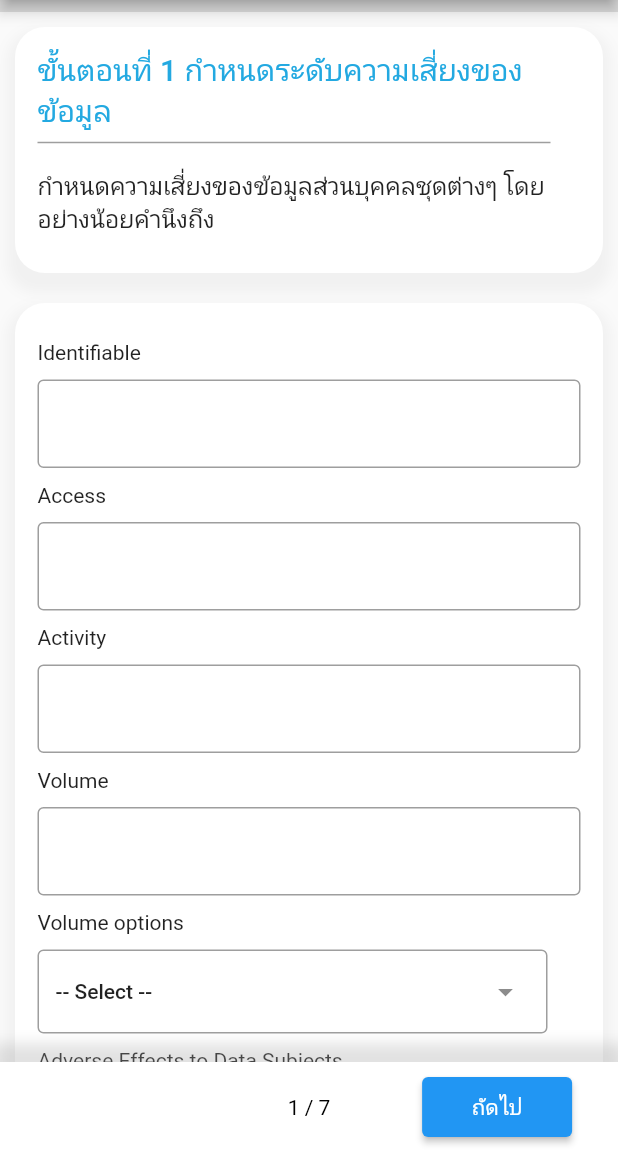
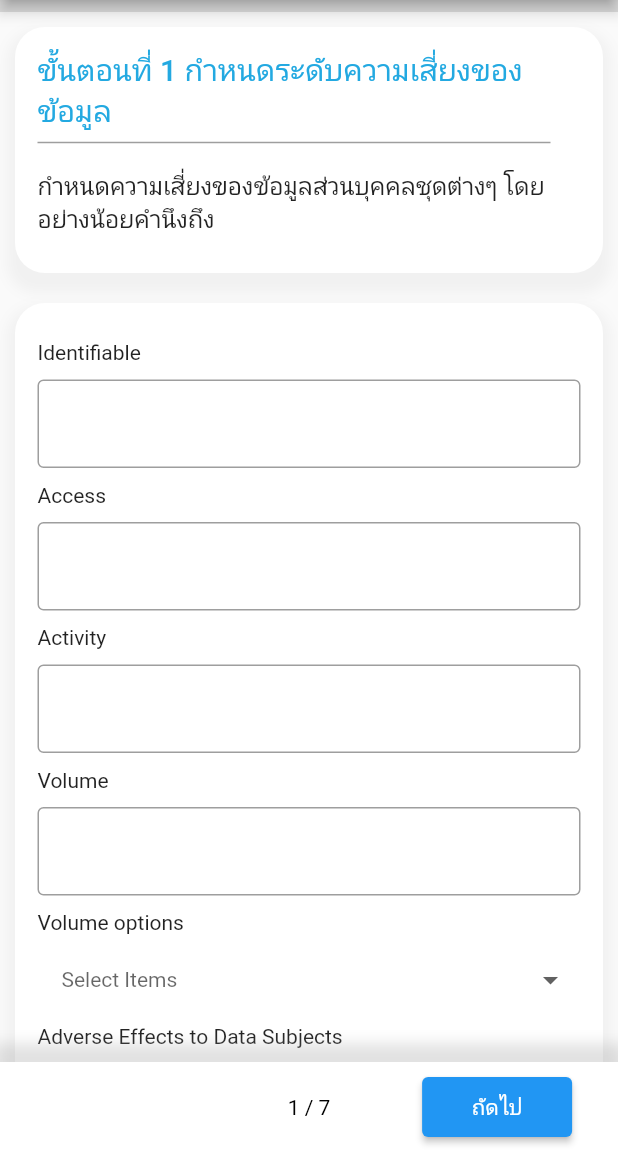
Before and after one commit to ThanaboonHongma/DPIA, a Flutter app: the IdentificationPage1 screen opened by its route, on a phone screen of 412 x 824 dp, the part 84-1236 px from its top. Run offline on Flutter 3.47's test engine with Material 2 defaults, Android fonts, the light colour scheme and no system bars; drawn by our look-alikes of dropdown_button2; our stand-ins replace cloud_firestore, firebase_auth, firebase_core, go_router, google_fonts, mask_text_input_formatter; accounts and stored records are empty.

Commit message:
Dropdown menu

```diff
--- a/lib/screens/dpia_determine_the_risk/determinetherisk.dart
+++ b/lib/screens/dpia_determine_the_risk/determinetherisk.dart
@@ -1,6 +1,7 @@
 // ignore_for_file: file_names
 import 'package:dpia_project/models/dpia_determine_the_risk/determinetherisk.dart';
 import 'package:dpia_project/providers/dpia_provider.dart';
+import 'package:dropdown_button2/dropdown_button2.dart';
 import 'package:flutter/material.dart';
 import 'package:go_router/go_router.dart';
 import 'package:provider/provider.dart';
@@ -13,12 +14,13 @@ class IdentificationPage1 extends StatefulWidget {
   State<IdentificationPage1> createState() => _IdentificationPage1State();
 }
 
-const List<String> list = <String>[
-  '-- Select --',
+
+final List<String> items = [
   'Systematic and extensive profiling with significant effects',
   'Processing of sensitive data on a large scale',
-  'Public monitoring on a large scale'
+  'Public monitoring on a large scale',
 ];
+List<String> selectedItems = [];
 
 class _IdentificationPage1State extends State<IdentificationPage1> {
   final textController1 = TextEditingController();
@@ -27,7 +29,7 @@ class _IdentificationPage1State extends State<IdentificationPage1> {
   final textController4 = TextEditingController();
   final textController5 = TextEditingController();
   final textController6 = TextEditingController();
-  String dropdownValue = list.first;
+  String dropdownValue = 'Select Items';
   @override
   void dispose() {
     textController1.dispose();
@@ -228,21 +230,92 @@ class _IdentificationPage1State extends State<IdentificationPage1> {
                         height: 10,
                       ),
                       SizedBox(
-                        child: DropdownMenu<String>(
-                          width: 340,
-                          initialSelection: list.first,
-                          onSelected: (String? value) {
-                            // This is called when the user selects an item.
-                            setState(() {
-                              dropdownValue = value!;
-                            });
-                          },
-                          dropdownMenuEntries: list
-                              .map<DropdownMenuEntry<String>>((String value) {
-                            return DropdownMenuEntry<String>(
-                                value: value, label: value);
-                          }).toList(),
-                        ),
+                        child: DropdownButtonHideUnderline(
+        child: DropdownButton2<String>(
+          isExpanded: true,
+          hint: Text(
+            'Select Items',
+            style: TextStyle(
+              fontSize: 14,
+              color: Theme.of(context).hintColor,
+            ),
+          ),
+          items: items.map((item) {
+            return DropdownMenuItem(
+              value: item,
+              //disable default onTap to avoid closing menu when selecting an item
+              enabled: false,
+              child: StatefulBuilder(
+                builder: (context, menuSetState) {
+                  final isSelected = selectedItems.contains(item);
+                  return InkWell(
+                    onTap: () {
+                      isSelected ? selectedItems.remove(item) : selectedItems.add(item);
+                      //This rebuilds the StatefulWidget to update the button's text
+                      setState(() {});
+                      //This rebuilds the dropdownMenu Widget to update the check mark
+                      menuSetState(() {});
+
+                      dropdownValue = item;
+                      print(selectedItems);
+                    },
+                    child: Container(
+                      height: double.infinity,
+                      padding: const EdgeInsets.symmetric(horizontal: 16.0),
+                      child: Row(
+                        children: [
+                          if (isSelected)
+                            const Icon(Icons.check_box_outlined)
+                          else
+                            const Icon(Icons.check_box_outline_blank),
+                          const SizedBox(width: 16),
+                          Expanded(
+                            child: Text(
+                              item,
+                              style: const TextStyle(
+                                fontSize: 14,
+                              ),
+                            ),
+                          ),
+                        ],
+                      ),
+                    ),
+                  );
+                },
+              ),
+            );
+          }).toList(),
+          //Use last selected item as the current value so if we've limited menu height, it scroll to last item.
+          value: selectedItems.isEmpty ? null : selectedItems.last,
+          onChanged: (value) {},
+          selectedItemBuilder: (context) {
+            return items.map(
+              (item) {
+                return Container(
+                  alignment: AlignmentDirectional.center,
+                  child: Text(
+                    selectedItems.join(', '),
+                    style: const TextStyle(
+                      fontSize: 14,
+                      overflow: TextOverflow.ellipsis,
+                    ),
+                    maxLines: 1,
+                  ),
+                );
+              },
+            ).toList();
+          },
+          buttonStyleData: const ButtonStyleData(
+            padding: EdgeInsets.only(left: 16, right: 8),
+            height: 40,
+            width: 400,
+          ),
+          menuItemStyleData: const MenuItemStyleData(
+            height: 40,
+            padding: EdgeInsets.zero,
+          ),
+        ),
+      ),
                       ),
                       SizedBox(),
                       const SizedBox(
@@ -327,7 +400,7 @@ class _IdentificationPage1State extends State<IdentificationPage1> {
                         dropdown: dropdownValue,
                         datasubjects: textController5.text,
                         organization: textController6.text));
-                    if (dropdownValue != '-- Select --') {
+                    if (selectedItems.isNotEmpty) {
                       context.go('/Identification');
                     }else {
                       context.go('/CompletePage');
--- a/pubspec.yaml
+++ b/pubspec.yaml
@@ -44,6 +44,7 @@ dependencies:
   cloud_firestore: ^4.9.2
   firebase_auth: ^4.10.0
   mask_text_input_formatter: ^2.5.0
+  dropdown_button2: ^2.3.9
 
 dev_dependencies:
   flutter_test:
```
Also changed, not shown: pubspec.lock.
